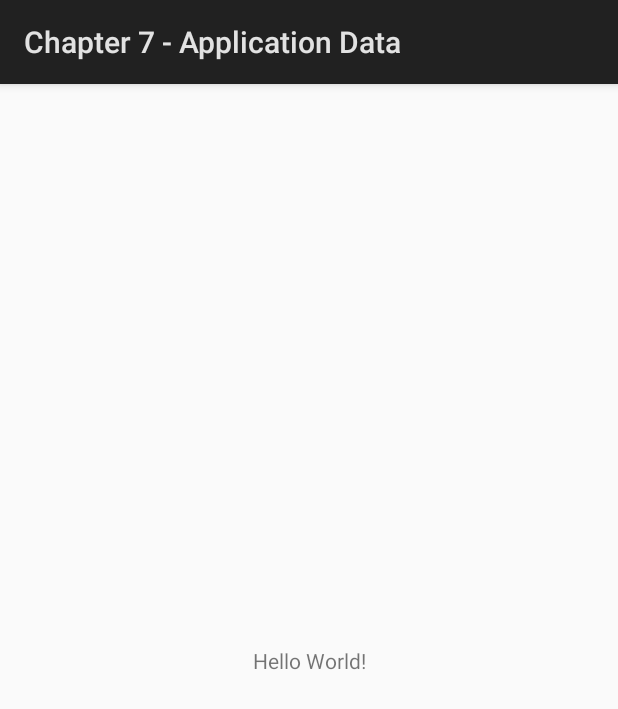
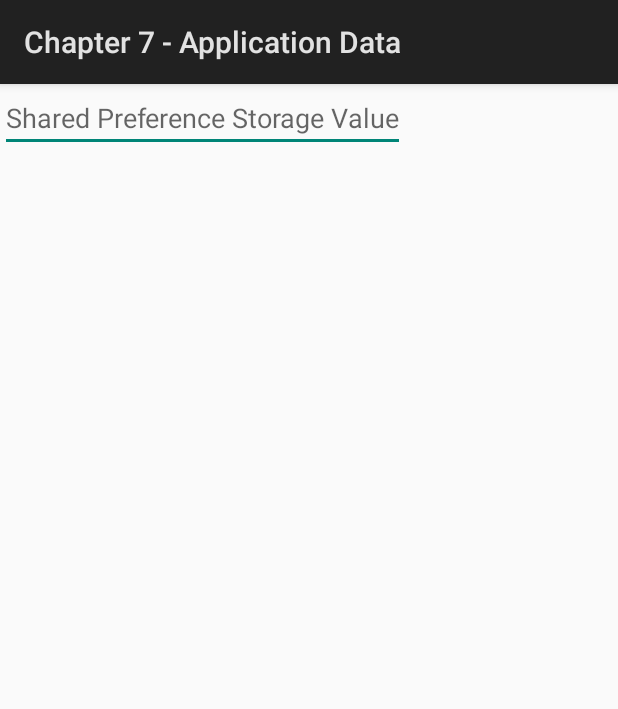
Before and after one commit to KalaiselvanSivakumar/Tutorial-Codes, an Android app: the screen it shows after launch (MainActivity), on a phone screen of 412 x 824 dp. Shown: the top 709 px of the screen. Run offline under Robolectric (Android 15) with nearby library versions, the phone set to English and light mode, and no system bars.

Commit message:
Android Programming Succinctly: Chapter 7 - Application Data: Shared Resources example

```diff
--- a/Applications/Android/Android_Programming_Succinctly/Chapter7ApplicationData/app/src/main/java/com/blueflame/chapter7_applicationdata/MainActivity.java
+++ b/Applications/Android/Android_Programming_Succinctly/Chapter7ApplicationData/app/src/main/java/com/blueflame/chapter7_applicationdata/MainActivity.java
@@ -1,13 +1,49 @@
 package com.blueflame.chapter7_applicationdata;
 
 import android.app.Activity;
+import android.content.SharedPreferences;
 import android.os.Bundle;
+import android.util.Log;
+import android.view.KeyEvent;
+import android.widget.EditText;
+import android.widget.TextView;
 
 public class MainActivity extends Activity {
+
+	private static String SHARED_PREFS_KEY = "existingInput";
 
 	@Override
 	protected void onCreate(Bundle savedInstanceState) {
 		super.onCreate(savedInstanceState);
 		setContentView(R.layout.activity_main);
+
+		// Set up the EditText
+		EditText prefsText = findViewById(R.id.sharedPrefsText);
+		prefsText.setOnEditorActionListener(new TextView.OnEditorActionListener() {
+			@Override
+			public boolean onEditorAction(TextView v, int actionId, KeyEvent event) {
+				String input = v.getText().toString();
+				saveStringWithSharedPreferences(SHARED_PREFS_KEY, input);
+
+				// Logging the current key
+				String value = getPreferences(MODE_PRIVATE).getString(SHARED_PREFS_KEY, "No saved data");
+				Log.d(MainActivity.class.getName(), value);
+				return false;
+			}
+		});
+
+		// Load the string from SharedPreferences
+		SharedPreferences prefs = getPreferences(MODE_PRIVATE);
+		String existingInput = prefs.getString(SHARED_PREFS_KEY, "");
+		prefsText.setText(existingInput);
+
+	}
+
+	public void saveStringWithSharedPreferences(String key, String value) {
+		SharedPreferences prefs = getPreferences(MODE_PRIVATE);
+		SharedPreferences.Editor editor = prefs.edit();
+
+		editor.putString(key, value);
+		editor.apply();
 	}
 }
--- a/Applications/Android/Android_Programming_Succinctly/Chapter7ApplicationData/app/src/main/res/layout/activity_main.xml
+++ b/Applications/Android/Android_Programming_Succinctly/Chapter7ApplicationData/app/src/main/res/layout/activity_main.xml
@@ -1,18 +1,15 @@
 <?xml version="1.0" encoding="utf-8"?>
-<android.support.constraint.ConstraintLayout xmlns:android="http://schemas.android.com/apk/res/android"
-	xmlns:app="http://schemas.android.com/apk/res-auto"
+<RelativeLayout xmlns:android="http://schemas.android.com/apk/res/android"
 	xmlns:tools="http://schemas.android.com/tools"
 	android:layout_width="match_parent"
 	android:layout_height="match_parent"
 	tools:context=".MainActivity">
 
-	<TextView
+	<EditText
+		android:hint="Shared Preference Storage Value"
+		android:id="@+id/sharedPrefsText"
 		android:layout_width="wrap_content"
 		android:layout_height="wrap_content"
-		android:text="Hello World!"
-		app:layout_constraintBottom_toBottomOf="parent"
-		app:layout_constraintLeft_toLeftOf="parent"
-		app:layout_constraintRight_toRightOf="parent"
-		app:layout_constraintTop_toTopOf="parent" />
+		android:text="Hello World!" />
 
-</android.support.constraint.ConstraintLayout>
+</RelativeLayout>
```
